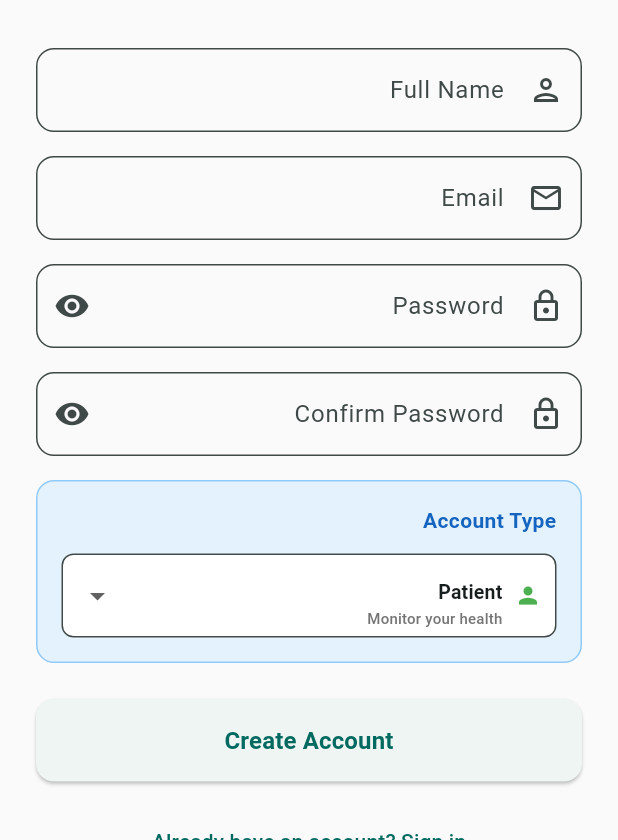
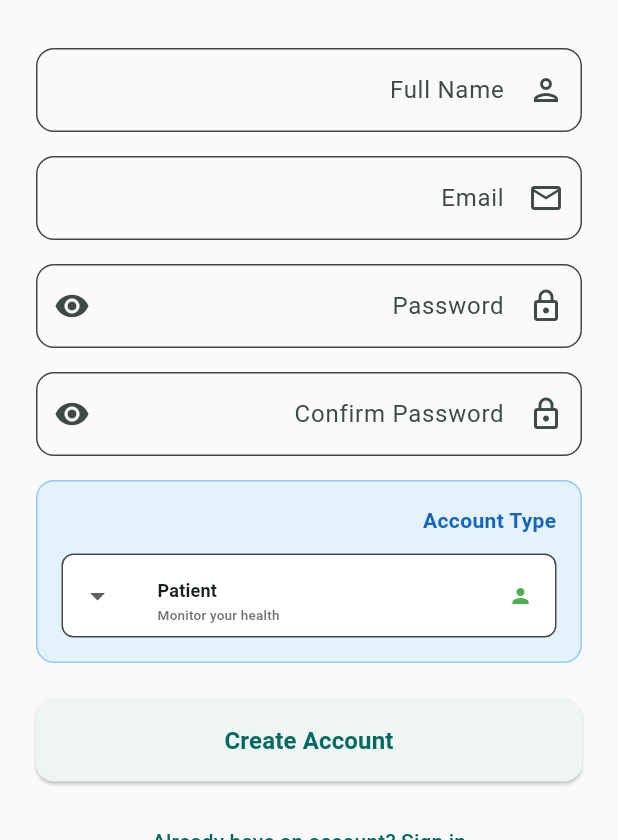
Before and after one commit to menasaad1/NeuroGuard_App, a Flutter app: the SignupWidget screen opened directly with empty values, on a phone screen of 412 x 824 dp, the part 396-1236 px from its top. Run offline on Flutter 3.47's test engine with Material 3 defaults, Android fonts, the phone set to English and light mode, and no system bars; our stand-ins replace cloud_firestore, firebase_auth, firebase_core; accounts and stored records are empty; Roboto replaces fonts that are missing (Arial).

Commit message:
Refactor role selection UI in auth_screen.dart by enhancing the DropdownButtonFormField with improved layout, icon size, and text styling for better user experience. Update signOut method in app_state.dart to ensure proper user data clearing and reset vitals after sign out.

```diff
--- a/lib/screens/auth_screen.dart
+++ b/lib/screens/auth_screen.dart
@@ -598,6 +598,7 @@ class _SignupWidgetState extends State<SignupWidget> {
                     const SizedBox(height: 12),
                      DropdownButtonFormField<String>(
                        value: role,
+                       isExpanded: true,
                        decoration: InputDecoration(
                          border: OutlineInputBorder(
                            borderRadius: BorderRadius.circular(8),
@@ -609,36 +610,41 @@ class _SignupWidgetState extends State<SignupWidget> {
                          return DropdownMenuItem(
                            value: role,
                            child: Container(
-                            constraints: const BoxConstraints(maxWidth: 280),
+                             constraints: const BoxConstraints(maxWidth: 250),
                              child: Row(
                                mainAxisSize: MainAxisSize.min,
                                children: [
                                  Icon(
                                    _getRoleIcon(role),
                                    color: _getRoleColor(role),
-                                  size: 18,
+                                   size: 16,
                                  ),
-                                const SizedBox(width: 8),
+                                 const SizedBox(width: 6),
                                  Expanded(
                                    child: Column(
                                      crossAxisAlignment: CrossAxisAlignment.start,
                                      mainAxisSize: MainAxisSize.min,
+                                     textDirection: TextDirection.ltr,
                                      children: [
                                        Text(
                                          _getEnglishRoleName(role),
                                          style: const TextStyle(
                                            fontWeight: FontWeight.bold,
-                                          fontSize: 13,
+                                           fontSize: 12,
                                          ),
+                                         textDirection: TextDirection.ltr,
+                                         textAlign: TextAlign.left,
                                          overflow: TextOverflow.ellipsis,
                                          maxLines: 1,
                                        ),
                                        Text(
                                          _getEnglishRoleDescription(role),
                                          style: TextStyle(
-                                          fontSize: 10,
+                                           fontSize: 9,
                                            color: Colors.grey[600],
                                          ),
+                                         textDirection: TextDirection.ltr,
+                                         textAlign: TextAlign.left,
                                          overflow: TextOverflow.ellipsis,
                                          maxLines: 1,
                                        ),
```
Also changed, not shown: lib/state/app_state.dart (+15 -4 lines). Lines whose indentation alone changed are shown as unchanged.
